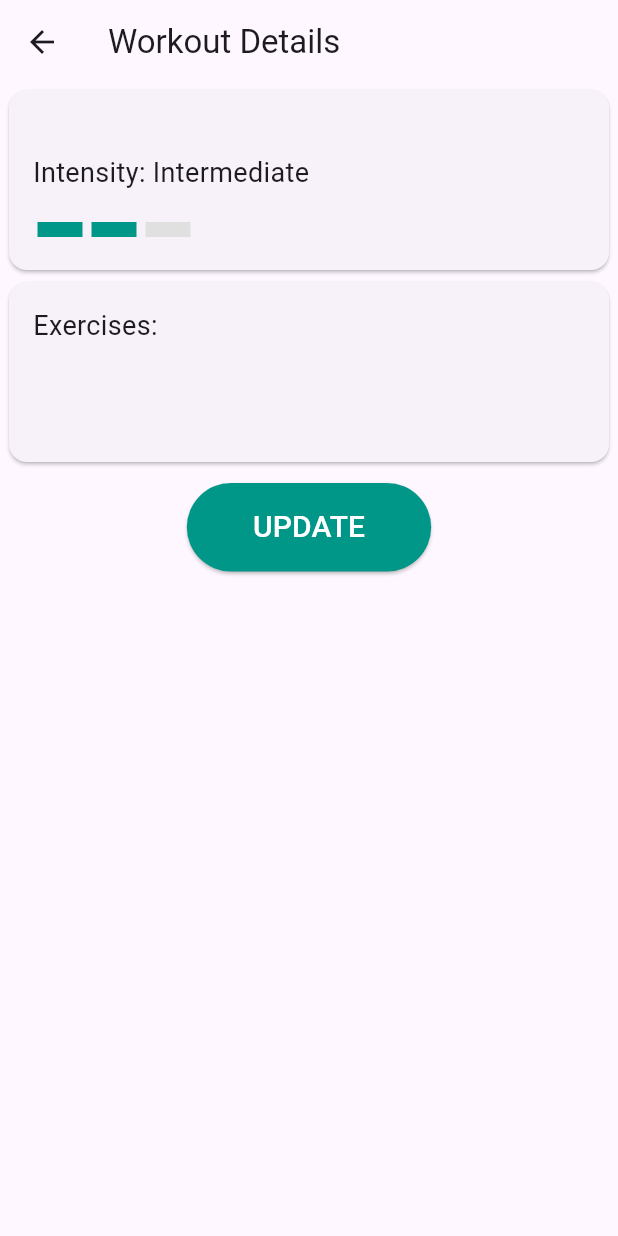
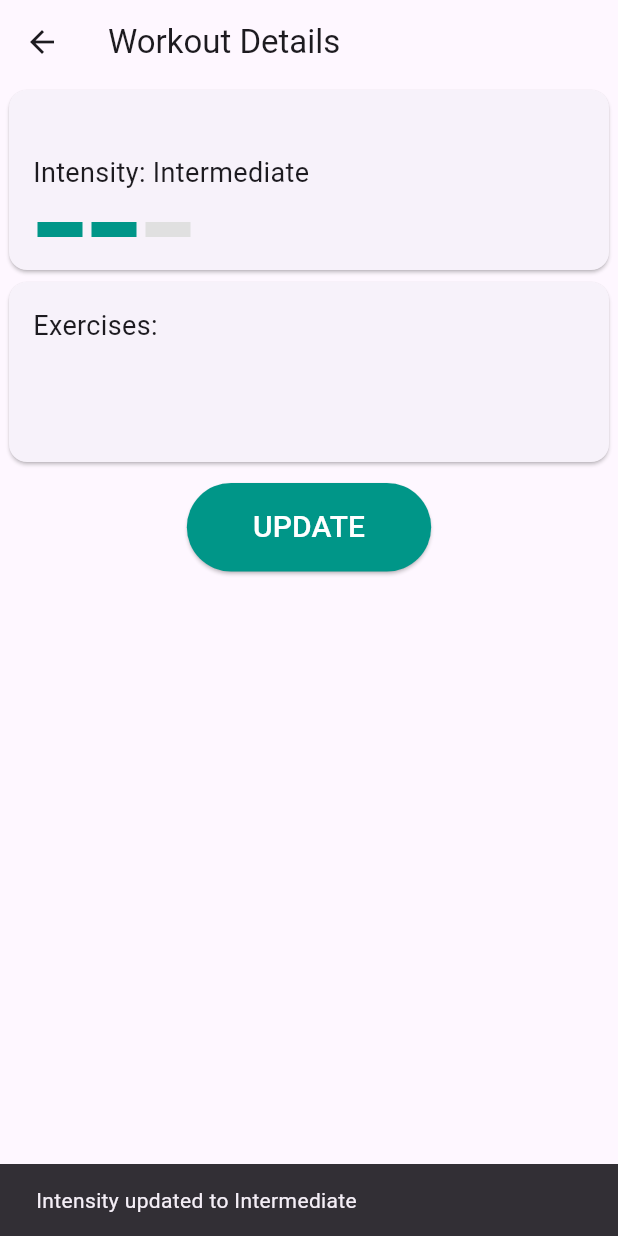
Before and after one commit to emajavor/Spotter_app, a Flutter app: the WorkoutDetailScreen screen opened directly with empty values, after a tap on "UPDATE", on a phone screen of 412 x 824 dp. Run offline on Flutter 3.47's test engine with Material 3 defaults, Android fonts, the phone set to English and light mode, and no system bars; our stand-ins replace bloc, cloud_firestore, equatable, firebase_core, flutter_bloc; missing offline and left inert: dart:ffi; accounts and stored records are empty.

Commit message:
snackbar

```diff
--- a/lib/ui/workout_detail_screen.dart
+++ b/lib/ui/workout_detail_screen.dart
@@ -21,6 +21,9 @@ class _WorkoutDetailScreenState extends State<WorkoutDetailScreen> {
     setState(() {
       widget.workoutPost.intensity = newIntensity;
     });
+    ScaffoldMessenger.of(context).showSnackBar(
+        SnackBar(content: Text('Intensity updated to ${newIntensity!.description.toString()}'))
+    );
   }
 
   @override
```
